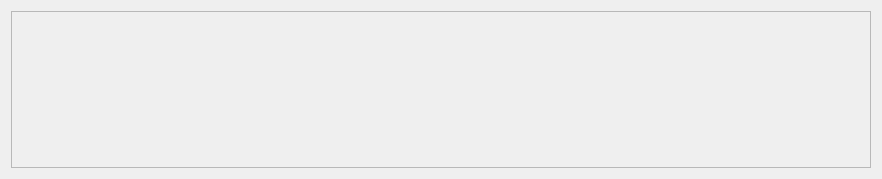
Before: the Qt Designer form ui/registerwidget.ui in analogdevicesinc/scopy, drawn with Qt 5.
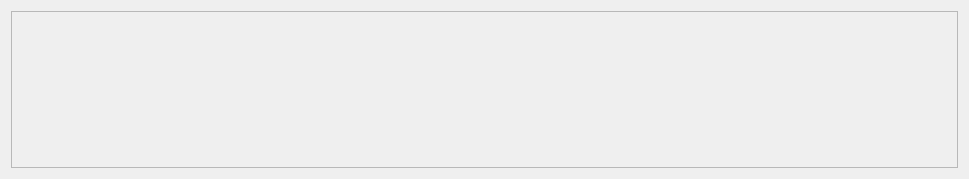
After: the same form once the commit is applied.

Commit message: Debugger: Modified run_button for app crash when closing 	  Clean Ui and fixed tool bar from shifting

Patch:
```diff
--- a/ui/registerwidget.ui
+++ b/ui/registerwidget.ui
@@ -6,12 +6,12 @@
    <rect>
     <x>0</x>
     <y>0</y>
-    <width>882</width>
+    <width>969</width>
     <height>179</height>
    </rect>
   </property>
   <property name="sizePolicy">
-   <sizepolicy hsizetype="Expanding" vsizetype="Expanding">
+   <sizepolicy hsizetype="Preferred" vsizetype="Expanding">
     <horstretch>0</horstretch>
     <verstretch>0</verstretch>
    </sizepolicy>
@@ -22,6 +22,15 @@
   <layout class="QVBoxLayout" name="verticalLayout">
    <item>
     <widget class="QScrollArea" name="scrollArea">
+     <property name="sizePolicy">
+      <sizepolicy hsizetype="Preferred" vsizetype="Expanding">
+       <horstretch>0</horstretch>
+       <verstretch>0</verstretch>
+      </sizepolicy>
+     </property>
+     <property name="sizeAdjustPolicy">
+      <enum>QAbstractScrollArea::AdjustToContents</enum>
+     </property>
      <property name="widgetResizable">
       <bool>true</bool>
      </property>
@@ -30,10 +39,16 @@
        <rect>
         <x>0</x>
         <y>0</y>
-        <width>862</width>
+        <width>949</width>
         <height>159</height>
        </rect>
       </property>
+      <property name="sizePolicy">
+       <sizepolicy hsizetype="Preferred" vsizetype="Preferred">
+        <horstretch>0</horstretch>
+        <verstretch>0</verstretch>
+       </sizepolicy>
+      </property>
       <layout class="QHBoxLayout" name="horizontalLayout"/>
      </widget>
     </widget>
```
The commit also changes 6 other files.
